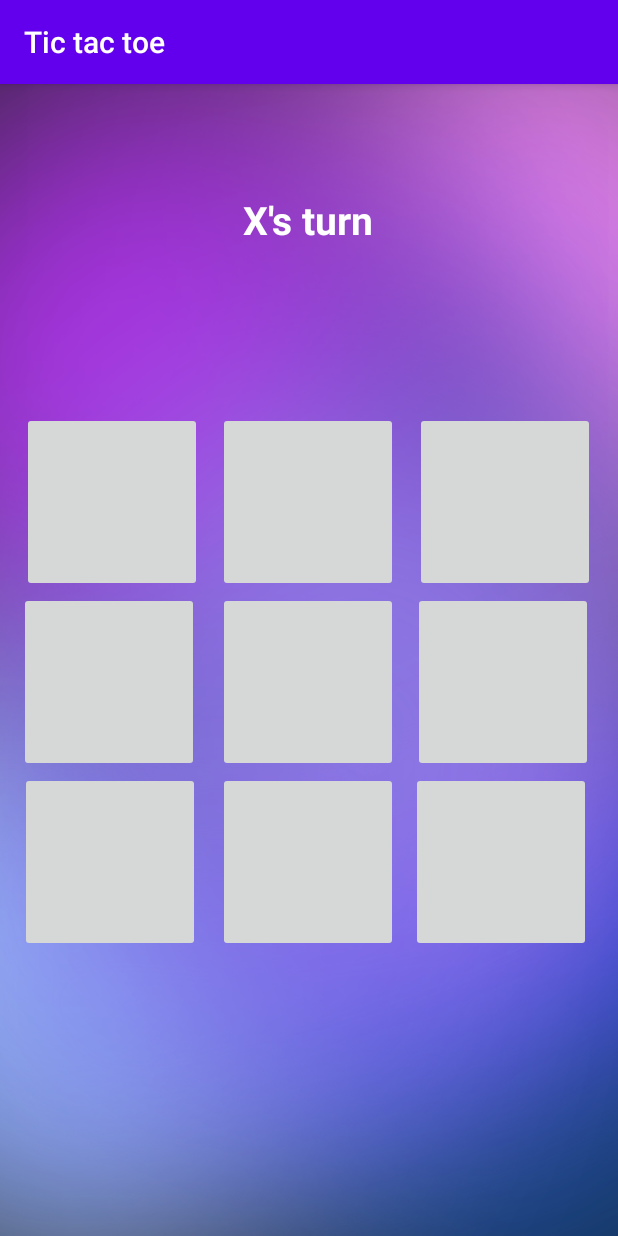
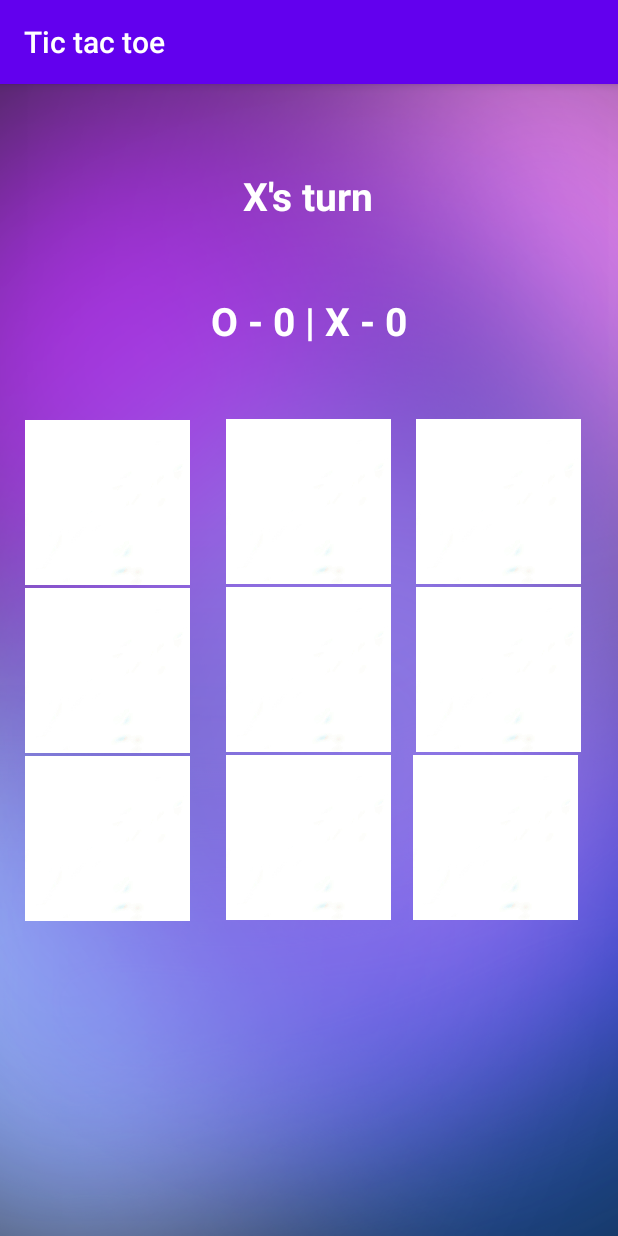
Before and after one commit to vinayak5002/Tic-tac-toe, an Android app: the GamePage screen opened directly, with no data from a screen before it, on a phone screen of 412 x 824 dp. Run offline under Robolectric (Android 15) with nearby library versions, the phone set to English and light mode, and no system bars.

Commit message:
implementing series of matches, issue with draw match condition

```diff
--- a/app/src/main/java/com/tic_tac_toe/app/GamePage.java
+++ b/app/src/main/java/com/tic_tac_toe/app/GamePage.java
@@ -1,8 +1,5 @@
 package com.tic_tac_toe.app;
 
-import android.content.Intent;
-import android.graphics.Color;
-import android.graphics.drawable.Drawable;
 import android.support.v7.app.AppCompatActivity;
 import android.os.Bundle;
 import android.util.Log;
@@ -21,11 +18,15 @@ public class GamePage extends AppCompatActivity {
     int[][] board = { {-1,-1,-1}, {-1,-1,-1}, {-1,-1,-1} };
     HashMap<Integer , PositionOfBoard> positions = new HashMap<Integer, PositionOfBoard>();
 
-    int count = (new Random().nextInt())%2;
+    int turn = (new Random().nextInt())%2;
+    int count = 0;
     int a[][] = new int[3][3];
+    int xWin = 0, oWin = 0;
 
     TextView title;
+    TextView scores;
     Button rematch;
+    ImageButton button;
     int buttons[] = { R.id._00, R.id._01, R.id._02, R.id._10, R.id._11, R.id._12, R.id._20, R.id._21, R.id._22 };
 
     public void press(View view) {
@@ -56,14 +57,18 @@ public class GamePage extends AppCompatActivity {
         if(winner == 1 || winner == 0){
             if (winner == 1) {
                 title.setText("Winner is X");
+                xWin++;
             } else {
                 title.setText("Winner is O");
+                oWin++;
             }
             for(i=0; i<9; i++){
                 disableButton = findViewById(buttons[i]);
                 disableButton.setEnabled(false);
             }
             rematch.setVisibility(View.VISIBLE);
+            scores = findViewById(R.id.scores);
+            scores.setText("O - " + oWin +" | X - " + xWin);
         }
         else if(count == 9){
             title.setText("Its a draw");
@@ -78,7 +83,7 @@ public class GamePage extends AppCompatActivity {
         setContentView(R.layout.game_page);
         title = findViewById(R.id.gamePage);
         rematch = findViewById(R.id.rematch);
-        if(count%2 == 0){
+        if(turn%2 == 0){
             title.setText("O's turn");
         }
         else{
@@ -96,7 +101,20 @@ public class GamePage extends AppCompatActivity {
     }
 
     public void rematch(View view) {
-        Intent launch = new Intent(GamePage.this, GamePage.class);
-        startActivity(launch);
+        board = new int[][]{{-1, -1, -1}, {-1, -1, -1}, {-1, -1, -1}};
+        int count = (new Random().nextInt())%2;
+        if(count%2 == 0){
+            title.setText("O's turn");
+        }
+        else{
+            title.setText("X's turn");
+        }
+        for(int i=0; i<9; i++){
+            button = findViewById(buttons[i]);
+            button.setEnabled(true);
+            button.setBackgroundResource(R.drawable.white);
+
+            rematch.setVisibility(View.INVISIBLE);
+        }
     }
 }
--- a/app/src/main/res/layout/game_page.xml
+++ b/app/src/main/res/layout/game_page.xml
@@ -22,29 +22,30 @@
         app:layout_constraintHorizontal_bias="0.498"
         app:layout_constraintStart_toStartOf="parent"
         app:layout_constraintTop_toTopOf="parent"
-        app:layout_constraintVertical_bias="0.099" />
+        app:layout_constraintVertical_bias="0.077" />
 
     <ImageButton
         android:id="@+id/_02"
-        android:layout_width="120dp"
-        android:layout_height="120dp"
-        android:layout_marginEnd="4dp"
+        android:layout_width="110dp"
+        android:layout_height="110dp"
+        android:layout_margin="2dp"
+        android:background="@drawable/white"
+        android:contentDescription="TODO"
         android:onClick="press"
-        android:textStyle="bold"
-
         app:layout_constraintBottom_toBottomOf="parent"
         app:layout_constraintEnd_toEndOf="parent"
+        app:layout_constraintHorizontal_bias="0.384"
         app:layout_constraintStart_toEndOf="@+id/_01"
         app:layout_constraintTop_toTopOf="parent"
-        app:layout_constraintVertical_bias="0.337"
-        android:contentDescription="TODO" />
+        app:layout_constraintVertical_bias="0.338" />
 
     <ImageButton
         android:id="@+id/_11"
-        android:layout_width="120dp"
-        android:layout_height="120dp"
+        android:layout_width="110dp"
+        android:layout_height="110dp"
         android:onClick="press"
-        android:textStyle="bold"
+        android:background="@drawable/white"
+        android:layout_margin="2dp"
 
         app:layout_constraintEnd_toEndOf="parent"
         app:layout_constraintHorizontal_bias="0.498"
@@ -54,49 +55,49 @@
 
     <ImageButton
         android:id="@+id/_12"
-        android:layout_width="120dp"
-        android:layout_height="120dp"
+        android:layout_width="110dp"
+        android:layout_height="110dp"
+        android:layout_margin="2dp"
+        android:background="@drawable/white"
         android:onClick="press"
-        android:textStyle="bold"
-
         app:layout_constraintEnd_toEndOf="parent"
         app:layout_constraintHorizontal_bias="0.384"
         app:layout_constraintStart_toEndOf="@+id/_11"
-        app:layout_constraintTop_toBottomOf="@+id/_02"
-        android:contentDescription="TODO" />
+        app:layout_constraintTop_toBottomOf="@+id/_02" />
 
     <ImageButton
         android:id="@+id/_10"
-        android:layout_width="120dp"
-        android:layout_height="120dp"
+        android:layout_width="110dp"
+        android:layout_height="110dp"
+        android:layout_margin="2dp"
+        android:background="@drawable/white"
+        android:contentDescription="TODO"
         android:onClick="press"
-        android:textStyle="bold"
-
         app:layout_constraintEnd_toStartOf="@+id/_11"
+        app:layout_constraintHorizontal_bias="0.4"
         app:layout_constraintStart_toStartOf="parent"
-        app:layout_constraintTop_toBottomOf="@+id/_00"
-        android:contentDescription="TODO" />
+        app:layout_constraintTop_toBottomOf="@+id/_00" />
 
     <ImageButton
         android:id="@+id/_20"
-        android:layout_width="120dp"
-        android:layout_height="120dp"
+        android:layout_width="110dp"
+        android:layout_height="110dp"
+        android:layout_margin="2dp"
+        android:background="@drawable/white"
+        android:contentDescription="TODO"
         android:onClick="press"
-        android:textStyle="bold"
-
         app:layout_constraintEnd_toStartOf="@+id/_21"
-        app:layout_constraintHorizontal_bias="0.52"
+        app:layout_constraintHorizontal_bias="0.4"
         app:layout_constraintStart_toStartOf="parent"
-        app:layout_constraintTop_toBottomOf="@+id/_10"
-        android:contentDescription="TODO" />
+        app:layout_constraintTop_toBottomOf="@+id/_10" />
 
     <ImageButton
         android:id="@+id/_21"
-        android:layout_width="120dp"
-        android:layout_height="120dp"
+        android:layout_width="110dp"
+        android:layout_height="110dp"
+        android:layout_margin="2dp"
         android:onClick="press"
-        android:textStyle="bold"
-
+        android:background="@drawable/white"
         app:layout_constraintBottom_toBottomOf="parent"
         app:layout_constraintEnd_toEndOf="parent"
         app:layout_constraintHorizontal_bias="0.498"
@@ -107,11 +108,11 @@
 
     <ImageButton
         android:id="@+id/_22"
-        android:layout_width="120dp"
-        android:layout_height="120dp"
+        android:layout_width="110dp"
+        android:layout_height="110dp"
+        android:layout_margin="2dp"
         android:onClick="press"
-        android:textStyle="bold"
-
+        android:background="@drawable/white"
         app:layout_constraintEnd_toEndOf="parent"
         app:layout_constraintHorizontal_bias="0.333"
         app:layout_constraintStart_toEndOf="@+id/_21"
@@ -120,33 +121,35 @@
 
     <ImageButton
         android:id="@+id/_00"
-        android:layout_width="120dp"
-        android:layout_height="120dp"
-        android:layout_marginStart="4dp"
+        android:layout_width="110dp"
+        android:layout_height="110dp"
+        android:layout_margin="2dp"
+        android:background="@drawable/white"
+        android:contentDescription="TODO"
         android:onClick="press"
-
         app:layout_constraintBottom_toBottomOf="parent"
         app:layout_constraintEnd_toStartOf="@+id/_01"
+        app:layout_constraintHorizontal_bias="0.4"
         app:layout_constraintStart_toStartOf="parent"
         app:layout_constraintTop_toTopOf="parent"
-        app:layout_constraintVertical_bias="0.337"
-        tools:srcCompat="@tools:sample/avatars"
-        android:contentDescription="TODO" />
+        app:layout_constraintVertical_bias="0.339"
+        tools:srcCompat="@tools:sample/avatars" />
 
     <ImageButton
         android:id="@+id/_01"
-        android:layout_width="120dp"
-        android:layout_height="120dp"
+        android:layout_width="110dp"
+        android:layout_height="110dp"
+        android:layout_margin="2dp"
+        android:background="@drawable/white"
+        android:contentDescription="TODO"
         android:onClick="press"
-
         app:layout_constraintBottom_toBottomOf="parent"
         app:layout_constraintEnd_toEndOf="parent"
         app:layout_constraintHorizontal_bias="0.498"
         app:layout_constraintStart_toStartOf="parent"
         app:layout_constraintTop_toTopOf="parent"
-        app:layout_constraintVertical_bias="0.337"
-        tools:srcCompat="@tools:sample/avatars"
-        android:contentDescription="TODO" />
+        app:layout_constraintVertical_bias="0.338"
+        tools:srcCompat="@tools:sample/avatars" />
 
     <Button
         android:id="@+id/rematch"
@@ -162,4 +165,17 @@
         app:layout_constraintTop_toBottomOf="@+id/_21"
         app:layout_constraintVertical_bias="0.333" />
 
+    <TextView
+        android:id="@+id/scores"
+        android:layout_width="wrap_content"
+        android:layout_height="wrap_content"
+        android:text="O - 0 | X - 0"
+        android:textColor="@android:color/white"
+        android:textSize="26sp"
+        android:textStyle="bold"
+        app:layout_constraintBottom_toTopOf="@+id/_01"
+        app:layout_constraintEnd_toEndOf="parent"
+        app:layout_constraintStart_toStartOf="parent"
+        app:layout_constraintTop_toBottomOf="@+id/gamePage" />
+
 </android.support.constraint.ConstraintLayout>
```
Also changed, not shown: app/src/main/res/drawable/white.jpg (added).
